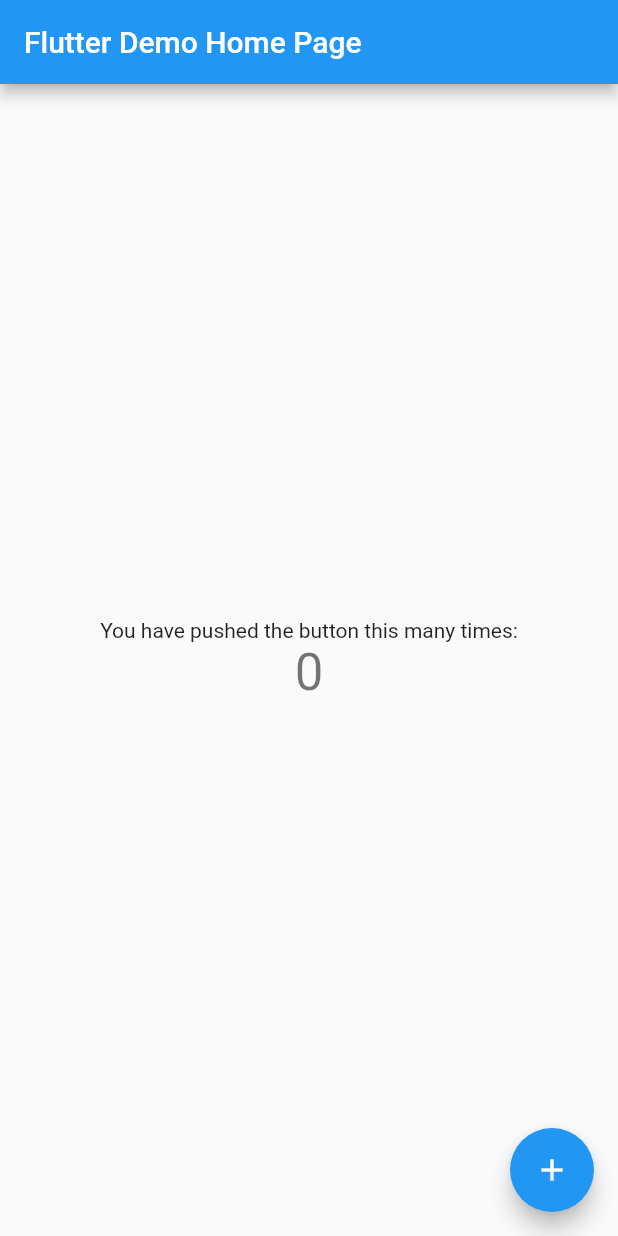
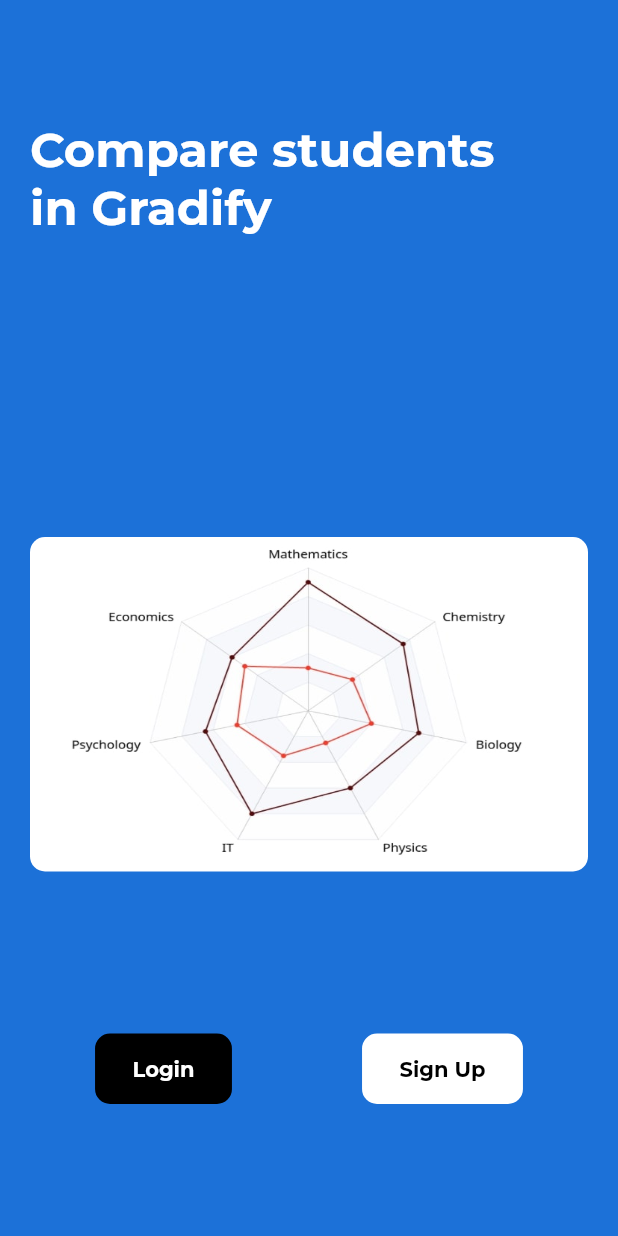
Before and after one commit to TheRealKwabena/gradify-flutter, a Flutter app: the screen it shows after launch, on a phone screen of 412 x 824 dp. Run offline on Flutter 3.47's test engine with Material 2 defaults, Android fonts, the phone set to English and light mode, and no system bars; our stand-ins replace google_fonts.

Commit message:
feat: first onboarding page slide developed

```diff
--- /dev/null
+++ b/lib/components/auth_button.dart
@@ -0,0 +1,33 @@
+import 'package:flutter/material.dart';
+import 'package:google_fonts/google_fonts.dart';
+
+class AuthenticationButton extends StatelessWidget {
+  final Color buttonColor;
+
+  final String text;
+  final Color textColor;
+
+  AuthenticationButton(
+      {required this.buttonColor, required this.text, required this.textColor});
+  @override
+  Widget build(BuildContext context) {
+    return TextButton(
+      onPressed: () {},
+      child: Container(
+        padding: EdgeInsets.symmetric(vertical: 15.0, horizontal: 25.0),
+        decoration: BoxDecoration(
+          color: buttonColor,
+          borderRadius: BorderRadius.all(
+            Radius.circular(10.0),
+          ),
+        ),
+        child: Text(
+          text,
+          style: GoogleFonts.montserrat(
+              textStyle:
+                  TextStyle(color: textColor, fontWeight: FontWeight.bold)),
+        ),
+      ),
+    );
+  }
+}
--- /dev/null
+++ b/lib/constants.dart
@@ -0,0 +1,11 @@
+import 'package:flutter/material.dart';
+
+const kOnboardingPrimaryColor = Color(0xFF1C71D8);
+
+const kOnboardingSecondaryColor = Color(0xFF911CD8);
+
+const kOnBoardingHeadingTextStyle = TextStyle(
+  fontWeight: FontWeight.bold,
+  fontSize: 32.0,
+  color: Colors.white,
+);
--- a/lib/main.dart
+++ b/lib/main.dart
@@ -1,115 +1,18 @@
 import 'package:flutter/material.dart';
+import 'package:gradify_flutter/pages/onboarding.dart';
 
 void main() {
-  runApp(const MyApp());
+  runApp(const GradifyApp());
 }
 
-class MyApp extends StatelessWidget {
-  const MyApp({super.key});
+class GradifyApp extends StatelessWidget {
+  const GradifyApp({super.key});
 
-  // This widget is the root of your application.
   @override
   Widget build(BuildContext context) {
-    return MaterialApp(
-      title: 'Flutter Demo',
-      theme: ThemeData(
-        // This is the theme of your application.
-        //
-        // Try running your application with "flutter run". You'll see the
-        // application has a blue toolbar. Then, without quitting the app, try
-        // changing the primarySwatch below to Colors.green and then invoke
-        // "hot reload" (press "r" in the console where you ran "flutter run",
-        // or simply save your changes to "hot reload" in a Flutter IDE).
-        // Notice that the counter didn't reset back to zero; the application
-        // is not restarted.
-        primarySwatch: Colors.blue,
-      ),
-      home: const MyHomePage(title: 'Flutter Demo Home Page'),
+    return const MaterialApp(
+      debugShowCheckedModeBanner: false,
+      home: OnBoarding(),
     );
   }
 }
-
-class MyHomePage extends StatefulWidget {
-  const MyHomePage({super.key, required this.title});
-
-  // This widget is the home page of your application. It is stateful, meaning
-  // that it has a State object (defined below) that contains fields that affect
-  // how it looks.
-
-  // This class is the configuration for the state. It holds the values (in this
-  // case the title) provided by the parent (in this case the App widget) and
-  // used by the build method of the State. Fields in a Widget subclass are
-  // always marked "final".
-
-  final String title;
-
-  @override
-  State<MyHomePage> createState() => _MyHomePageState();
-}
-
-class _MyHomePageState extends State<MyHomePage> {
-  int _counter = 0;
-
-  void _incrementCounter() {
-    setState(() {
-      // This call to setState tells the Flutter framework that something has
-      // changed in this State, which causes it to rerun the build method below
-      // so that the display can reflect the updated values. If we changed
-      // _counter without calling setState(), then the build method would not be
-      // called again, and so nothing would appear to happen.
-      _counter++;
-    });
-  }
-
-  @override
-  Widget build(BuildContext context) {
-    // This method is rerun every time setState is called, for instance as done
-    // by the _incrementCounter method above.
-    //
-    // The Flutter framework has been optimized to make rerunning build methods
-    // fast, so that you can just rebuild anything that needs updating rather
-    // than having to individually change instances of widgets.
-    return Scaffold(
-      appBar: AppBar(
-        // Here we take the value from the MyHomePage object that was created by
-        // the App.build method, and use it to set our appbar title.
-        title: Text(widget.title),
-      ),
-      body: Center(
-        // Center is a layout widget. It takes a single child and positions it
-        // in the middle of the parent.
-        child: Column(
-          // Column is also a layout widget. It takes a list of children and
-          // arranges them vertically. By default, it sizes itself to fit its
-          // children horizontally, and tries to be as tall as its parent.
-          //
-          // Invoke "debug painting" (press "p" in the console, choose the
-          // "Toggle Debug Paint" action from the Flutter Inspector in Android
-          // Studio, or the "Toggle Debug Paint" command in Visual Studio Code)
-          // to see the wireframe for each widget.
-          //
-          // Column has various properties to control how it sizes itself and
-          // how it positions its children. Here we use mainAxisAlignment to
-          // center the children vertically; the main axis here is the vertical
-          // axis because Columns are vertical (the cross axis would be
-          // horizontal).
-          mainAxisAlignment: MainAxisAlignment.center,
-          children: <Widget>[
-            const Text(
-              'You have pushed the button this many times:',
-            ),
-            Text(
-              '$_counter',
-              style: Theme.of(context).textTheme.headlineMedium,
-            ),
-          ],
-        ),
-      ),
-      floatingActionButton: FloatingActionButton(
-        onPressed: _incrementCounter,
-        tooltip: 'Increment',
-        child: const Icon(Icons.add),
-      ), // This trailing comma makes auto-formatting nicer for build methods.
-    );
-  }
-}
--- /dev/null
+++ b/lib/pages/onboarding.dart
@@ -0,0 +1,87 @@
+import 'package:flutter/material.dart';
+import 'package:google_fonts/google_fonts.dart';
+import 'package:gradify_flutter/constants.dart';
+
+import '../components/auth_button.dart';
+
+class OnBoarding extends StatelessWidget {
+  const OnBoarding({super.key});
+
+  @override
+  Widget build(BuildContext context) {
+    return SafeArea(
+      child: Scaffold(
+        //backgroundColor: ,
+        body: OnBoardingPage(
+          text: 'Compare students \nin Gradify',
+          color: kOnboardingPrimaryColor,
+          imageLink: 'images/radar_chart.jpg',
+        ),
+      ),
+    );
+  }
+}
+
+class OnBoardingPage extends StatelessWidget {
+  final Color color;
+  final String text;
+  final String imageLink;
+
+  OnBoardingPage(
+      {required this.color, required this.text, required this.imageLink});
+
+  @override
+  Widget build(BuildContext context) {
+    return Container(
+      color: color,
+      child: Padding(
+        padding: const EdgeInsets.only(
+            top: 80.0, left: 20.0, right: 20.0, bottom: 50.0),
+        child: Column(
+          crossAxisAlignment: CrossAxisAlignment.stretch,
+          children: [
+            Text(
+              text,
+              style: GoogleFonts.montserrat(
+                  textStyle: kOnBoardingHeadingTextStyle),
+            ),
+            SizedBox(
+              height: 200.0,
+            ),
+            Container(
+              height: 223.0,
+              decoration: BoxDecoration(
+                image: DecorationImage(
+                    image: AssetImage(
+                      imageLink,
+                    ),
+                    fit: BoxFit.fill),
+                borderRadius: BorderRadius.all(
+                  Radius.circular(10.0),
+                ),
+              ),
+            ),
+            SizedBox(
+              height: 100.0,
+            ),
+            Row(
+              mainAxisAlignment: MainAxisAlignment.spaceAround,
+              children: [
+                AuthenticationButton(
+                  buttonColor: Colors.black,
+                  text: 'Login',
+                  textColor: Colors.white,
+                ),
+                AuthenticationButton(
+                  buttonColor: Colors.white,
+                  text: 'Sign Up',
+                  textColor: Colors.black,
+                ),
+              ],
+            )
+          ],
+        ),
+      ),
+    );
+  }
+}
--- a/pubspec.yaml
+++ b/pubspec.yaml
@@ -35,6 +35,7 @@
   # The following adds the Cupertino Icons font to your application.
   # Use with the CupertinoIcons class for iOS style icons.
   cupertino_icons: ^1.0.2
+  google_fonts: ^4.0.4
 
 dev_dependencies:
   flutter_test:
@@ -59,8 +60,8 @@
   uses-material-design: true
 
   # To add assets to your application, add an assets section, like this:
-  # assets:
-  #   - images/a_dot_burr.jpeg
+  assets:
+    - images/
   #   - images/a_dot_ham.jpeg
 
   # An image asset can refer to one or more resolution-specific "variants", see
```
Also changed, not shown: images/1st-place-medal.png (added), images/2nd-place-medal.png (added), images/3rd-place-medal.png (added), images/bar-chart.png (added), images/gold-medal.png (added), images/graduation-cap.png (added), images/radar_chart.jpg (added), images/radar_chart_2.jpg (added), images/uploadicon.png (added), pubspec.lock, 1 other file.
